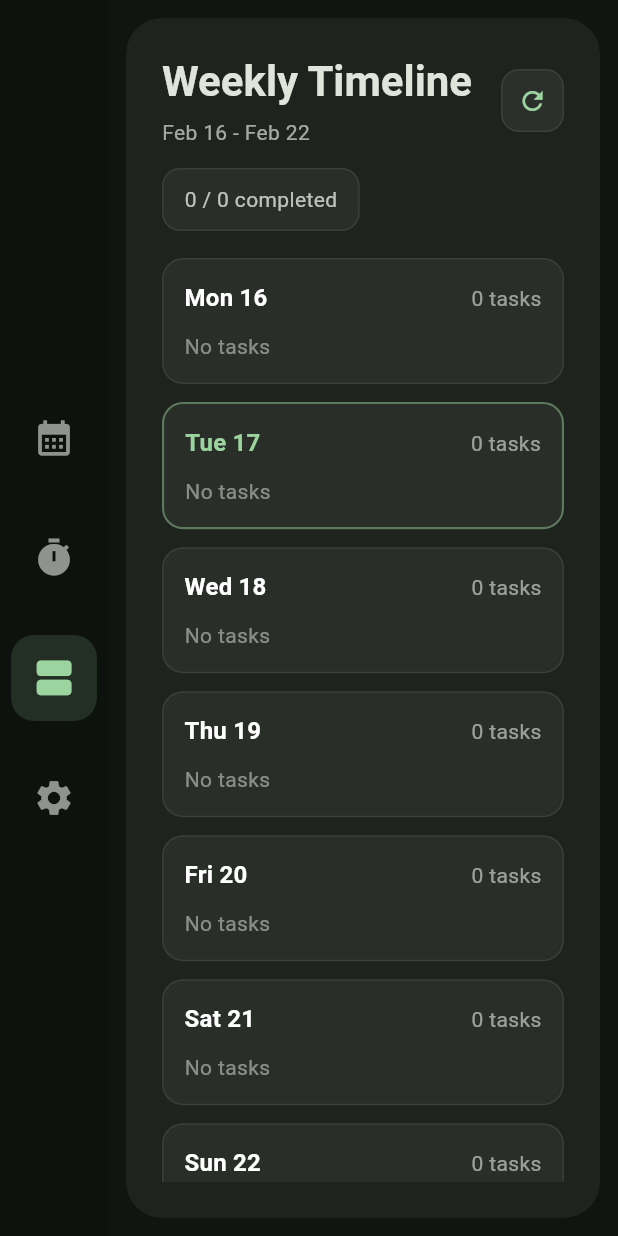
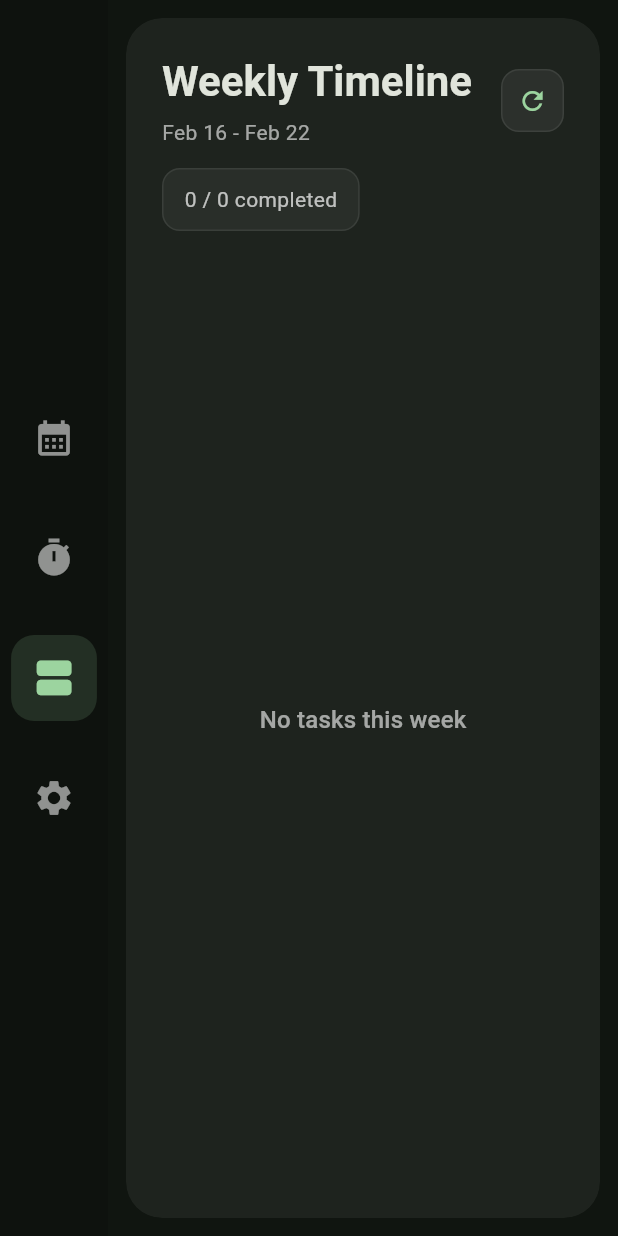
Before and after one commit to arvelyn/nolio, a Flutter app: the screen it shows after launch, after a tap on the "timer" icon, after a tap on the "view agenda" icon, on a phone screen of 412 x 824 dp. Run offline on Flutter 3.47's test engine with Material 3 defaults, Android fonts, the phone set to English and light mode, and no system bars; drawn by our look-alikes of flutter_animate; our stand-ins replace sqflite_common_ffi, table_calendar; accounts and stored records are empty.

Commit message:
refactor(timeline): flatten weekly view into single task stream

```diff
--- a/lib/features/timeline/timeline_page.dart
+++ b/lib/features/timeline/timeline_page.dart
@@ -99,9 +99,29 @@ class _TimelinePageState extends State<TimelinePage> {
     return parts[0];
   }
 
+  List<_WeekTodoItem> _flattenedWeekTodos() {
+    final items = <_WeekTodoItem>[];
+    for (final day in weekTasks) {
+      for (final todo in day.todos) {
+        items.add(_WeekTodoItem(date: day.date, todo: todo));
+      }
+    }
+
+    items.sort((a, b) {
+      final dayCompare = a.date.compareTo(b.date);
+      if (dayCompare != 0) return dayCompare;
+      final aPos = a.todo['position'] as int? ?? 0;
+      final bPos = b.todo['position'] as int? ?? 0;
+      return aPos.compareTo(bPos);
+    });
+
+    return items;
+  }
+
   @override
   Widget build(BuildContext context) {
     final accent = Theme.of(context).colorScheme.primary;
+    final weekItems = _flattenedWeekTodos();
     final totalTasks = weekTasks.fold<int>(0, (sum, d) => sum + d.todos.length);
     final doneTasks = weekTasks.fold<int>(
       0,
@@ -182,86 +202,34 @@ class _TimelinePageState extends State<TimelinePage> {
           Expanded(
             child: loading
                 ? Center(child: CircularProgressIndicator(color: accent))
+                : weekItems.isEmpty
+                ? Center(
+                    child: Text(
+                      'No tasks this week',
+                      style: Theme.of(
+                        context,
+                      ).textTheme.titleMedium?.copyWith(color: Colors.white60),
+                    ),
+                  )
                 : ListView.builder(
-                    itemCount: weekTasks.length,
+                    itemCount: weekItems.length,
                     itemBuilder: (context, index) {
-                      final day = weekTasks[index];
+                      final item = weekItems[index];
+                      final todo = item.todo;
+                      final date = item.date;
                       final isToday =
-                          _dateKey(day.date) == _dateKey(DateTime.now());
+                          _dateKey(date) == _dateKey(DateTime.now());
+                      final isDone = (todo['done'] as int? ?? 0) == 1;
+                      final rawTag = todo['tag']?.toString() ?? '';
+                      final tag = _tagLabel(rawTag);
+                      final tagColor = _tagColor(rawTag);
 
                       return Container(
-                            margin: const EdgeInsets.only(bottom: 12),
+                            margin: const EdgeInsets.only(bottom: 10),
                             padding: const EdgeInsets.all(14),
                             decoration: BoxDecoration(
                               color: Colors.white.withValues(alpha: 0.05),
                               borderRadius: BorderRadius.circular(14),
-                              border: Border.all(
-                                color: isToday
-                                    ? accent.withValues(alpha: 0.45)
-                                    : Colors.white.withValues(alpha: 0.08),
-                                width: isToday ? 1.4 : 1.0,
-                              ),
-                            ),
-                            child: Column(
-                              crossAxisAlignment: CrossAxisAlignment.start,
-                              children: [
-                                Row(
-                                  children: [
-                                    Text(
-                                      '${_weekdayLabel(day.date)} ${day.date.day}',
-                                      style: Theme.of(context)
-                                          .textTheme
-                                          .titleMedium
-                                          ?.copyWith(
-                                            color: isToday
-                                                ? accent
-                                                : Colors.white,
-                                            fontWeight: FontWeight.w700,
-                                          ),
-                                    ),
-                                    const Spacer(),
-                                    Text(
-                                      '${day.todos.length} task${day.todos.length == 1 ? '' : 's'}',
-                                      style: const TextStyle(
-                                        color: Colors.white54,
-                                      ),
-                                    ),
-                                  ],
-                                ),
-                                const SizedBox(height: 10),
-                                if (day.todos.isEmpty)
-                                  Text(
-                                    'No tasks',
-                                    style: TextStyle(
-                                      color: Colors.white.withValues(
-                                        alpha: 0.45,
-                                      ),
-                                    ),
-                                  ),
-                                if (day.todos.isNotEmpty)
-                                  ...day.todos.map((todo) {
-                                    final isDone =
-                                        (todo['done'] as int? ?? 0) == 1;
-                                    final rawTag =
-                                        todo['tag']?.toString() ?? '';
-                                    final tag = _tagLabel(rawTag);
-                                    final tagColor = _tagColor(rawTag);
-
-                                    return Container(
-                                      margin: const EdgeInsets.only(bottom: 8),
-                                      padding: const EdgeInsets.symmetric(
-                                        horizontal: 10,
-                                        vertical: 10,
-                                      ),
-                                      decoration: BoxDecoration(
-                                        color: isDone
-                                            ? Colors.white.withValues(
-                                                alpha: 0.02,
-                                              )
-                                            : Colors.white.withValues(
-                                                alpha: 0.04,
-                                              ),
-                                        borderRadius: BorderRadius.circular(10),
                               border: Border(
                                 left: BorderSide(
                                   width: 3,
@@ -274,23 +242,23 @@ class _TimelinePageState extends State<TimelinePage> {
                             child: Row(
                               children: [
                                 GestureDetector(
-                                            onTap: () => _toggleDone(
-                                              todo['id'] as int,
-                                              !isDone,
-                                            ),
+                                  onTap: () =>
+                                      _toggleDone(todo['id'] as int, !isDone),
                                   child: Icon(
                                     isDone
                                         ? Icons.check_circle
                                         : Icons.circle_outlined,
                                     size: 19,
-                                              color: isDone
-                                                  ? accent
-                                                  : Colors.white54,
+                                    color: isDone ? accent : Colors.white54,
                                   ),
                                 ),
                                 const SizedBox(width: 10),
                                 Expanded(
-                                            child: Text(
+                                  child: Column(
+                                    crossAxisAlignment:
+                                        CrossAxisAlignment.start,
+                                    children: [
+                                      Text(
                                         todo['text']?.toString() ?? '',
                                         style: TextStyle(
                                           color: isDone
@@ -301,16 +269,43 @@ class _TimelinePageState extends State<TimelinePage> {
                                               : null,
                                         ),
                                       ),
+                                      const SizedBox(height: 6),
+                                      Row(
+                                        children: [
+                                          Container(
+                                            padding: const EdgeInsets.symmetric(
+                                              horizontal: 8,
+                                              vertical: 3,
                                             ),
-                                          if (tag.isNotEmpty)
+                                            decoration: BoxDecoration(
+                                              color: isToday
+                                                  ? accent.withValues(
+                                                      alpha: 0.15,
+                                                    )
+                                                  : Colors.white.withValues(
+                                                      alpha: 0.06,
+                                                    ),
+                                              borderRadius:
+                                                  BorderRadius.circular(20),
+                                            ),
+                                            child: Text(
+                                              '${_weekdayLabel(date)} ${date.day}',
+                                              style: TextStyle(
+                                                color: isToday
+                                                    ? accent
+                                                    : Colors.white70,
+                                                fontSize: 12,
+                                                fontWeight: FontWeight.w600,
+                                              ),
+                                            ),
+                                          ),
+                                          if (tag.isNotEmpty) ...[
+                                            const SizedBox(width: 8),
                                             Container(
-                                              margin: const EdgeInsets.only(
-                                                left: 8,
-                                              ),
                                               padding:
                                                   const EdgeInsets.symmetric(
                                                     horizontal: 8,
-                                                    vertical: 4,
+                                                    vertical: 3,
                                                   ),
                                               decoration: BoxDecoration(
                                                 color: tagColor.withValues(
@@ -329,21 +324,23 @@ class _TimelinePageState extends State<TimelinePage> {
                                               ),
                                             ),
                                           ],
+                                        ],
                                       ),
-                                    );
-                                  }),
+                                    ],
+                                  ),
+                                ),
                               ],
                             ),
                           )
                           .animate()
                           .fadeIn(
-                            delay: Duration(milliseconds: 80 + (index * 60)),
+                            delay: Duration(milliseconds: 80 + (index * 40)),
                             duration: 320.ms,
                             curve: Curves.easeInOutCubic,
                           )
                           .slideY(
                             begin: 0.18,
-                            delay: Duration(milliseconds: 80 + (index * 60)),
+                            delay: Duration(milliseconds: 80 + (index * 40)),
                             duration: 320.ms,
                             curve: Curves.easeOutCubic,
                           );
@@ -362,3 +359,10 @@ class _DayTasks {
 
   const _DayTasks({required this.date, required this.todos});
 }
+
+class _WeekTodoItem {
+  final DateTime date;
+  final Map<String, dynamic> todo;
+
+  const _WeekTodoItem({required this.date, required this.todo});
+}
```
Lines whose indentation alone changed are shown as unchanged.
